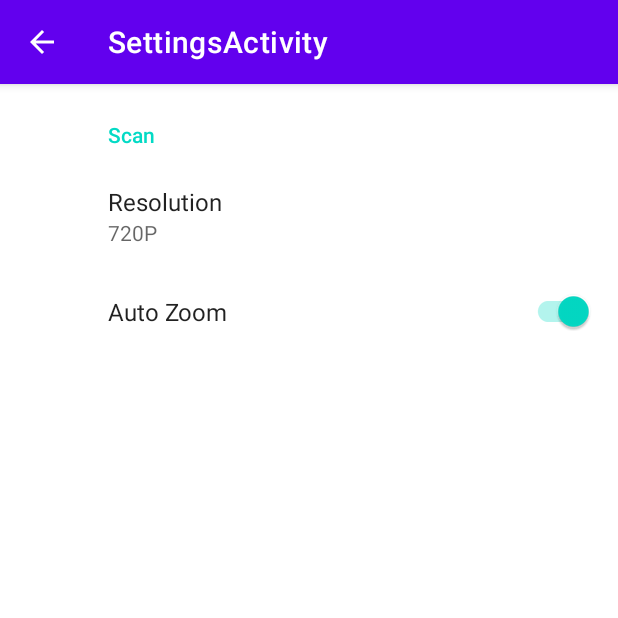
After one commit to tony-xlh/Faraway_Scan, an Android app: the SettingsActivity screen opened directly, with no data from a screen before it, on a phone screen of 412 x 824 dp, the top half of it. The commit adds this screen. Run offline under Robolectric (Android 15) with nearby library versions, the phone set to English and light mode, and no system bars; our stand-ins replace androidx.preference.

Commit message:
add preferences

```diff
--- a/app/build.gradle
+++ b/app/build.gradle
@@ -32,6 +32,7 @@
 dependencies {
     implementation "org.jetbrains.kotlin:kotlin-stdlib:$kotlin_version"
     implementation(name: 'DynamsoftBarcodeReaderAndroid', ext: 'aar')
+    implementation 'androidx.preference:preference:1.1.1'
     def camerax_version = "1.0.0-beta07"
     // CameraX core library using camera2 implementation
     implementation "androidx.camera:camera-camera2:$camerax_version"
--- a/app/src/main/java/com/dynamsoft/farawayscan/MainActivity.java
+++ b/app/src/main/java/com/dynamsoft/farawayscan/MainActivity.java
@@ -51,4 +51,9 @@
                 CAMERA_REQUEST_CODE
         );
     }
+
+    public void settingsButton_Clicked(View view){
+        Intent intent = new Intent(this, SettingsActivity.class);
+        startActivity(intent);
+    }
 }
--- /dev/null
+++ b/app/src/main/java/com/dynamsoft/farawayscan/SettingsActivity.java
@@ -0,0 +1,33 @@
+package com.dynamsoft.farawayscan;
+
+import android.os.Bundle;
+
+import androidx.appcompat.app.ActionBar;
+import androidx.appcompat.app.AppCompatActivity;
+import androidx.preference.PreferenceFragmentCompat;
+
+public class SettingsActivity extends AppCompatActivity {
+
+    @Override
+    protected void onCreate(Bundle savedInstanceState) {
+        super.onCreate(savedInstanceState);
+        setContentView(R.layout.settings_activity);
+        if (savedInstanceState == null) {
+            getSupportFragmentManager()
+                    .beginTransaction()
+                    .replace(R.id.settings, new SettingsFragment())
+                    .commit();
+        }
+        ActionBar actionBar = getSupportActionBar();
+        if (actionBar != null) {
+            actionBar.setDisplayHomeAsUpEnabled(true);
+        }
+    }
+
+    public static class SettingsFragment extends PreferenceFragmentCompat {
+        @Override
+        public void onCreatePreferences(Bundle savedInstanceState, String rootKey) {
+            setPreferencesFromResource(R.xml.root_preferences, rootKey);
+        }
+    }
+}
--- /dev/null
+++ b/app/src/main/res/layout/settings_activity.xml
@@ -0,0 +1,9 @@
+<LinearLayout xmlns:android="http://schemas.android.com/apk/res/android"
+    android:layout_width="match_parent"
+    android:layout_height="match_parent">
+
+    <FrameLayout
+        android:id="@+id/settings"
+        android:layout_width="match_parent"
+        android:layout_height="match_parent" />
+</LinearLayout>
--- /dev/null
+++ b/app/src/main/res/values/arrays.xml
@@ -0,0 +1,12 @@
+<resources>
+    <!-- Scan Preference -->
+    <string-array name="resolution_entries">
+        <item>1080P</item>
+        <item>720P</item>
+    </string-array>
+
+    <string-array name="resolution_values">
+        <item>1080P</item>
+        <item>720P</item>
+    </string-array>
+</resources>
--- a/app/src/main/res/values/strings.xml
+++ b/app/src/main/res/values/strings.xml
@@ -1,3 +1,11 @@
 <resources>
     <string name="app_name">Faraway Scan</string>
+    <string name="title_activity_settings">SettingsActivity</string>
+
+    <!-- Preference Titles -->
+    <string name="Scan">Scan</string>
+
+    <!-- Scan Preferences -->
+    <string name="resolution">Resolution</string>
+    <string name="autozoom">Auto Zoom</string>
 </resources>
--- /dev/null
+++ b/app/src/main/res/xml/root_preferences.xml
@@ -0,0 +1,19 @@
+<PreferenceScreen xmlns:app="http://schemas.android.com/apk/res-auto">
+
+    <PreferenceCategory app:title="@string/Scan">
+
+        <ListPreference
+            app:defaultValue="720P"
+            app:entries="@array/resolution_entries"
+            app:entryValues="@array/resolution_values"
+            app:key="resolution"
+            app:title="@string/resolution"
+            app:useSimpleSummaryProvider="true" />
+
+        <SwitchPreferenceCompat
+            app:key="autozoom"
+            app:defaultValue="true"
+            app:title="@string/autozoom" />
+
+    </PreferenceCategory>
+</PreferenceScreen>
```
Also changed, not shown: app/src/main/AndroidManifest.xml (+6 -2 lines), app/src/main/java/com/dynamsoft/farawayscan/CameraActivity.java (+20 -8 lines), app/src/main/res/layout/activity_main.xml (+7 -0 lines).
